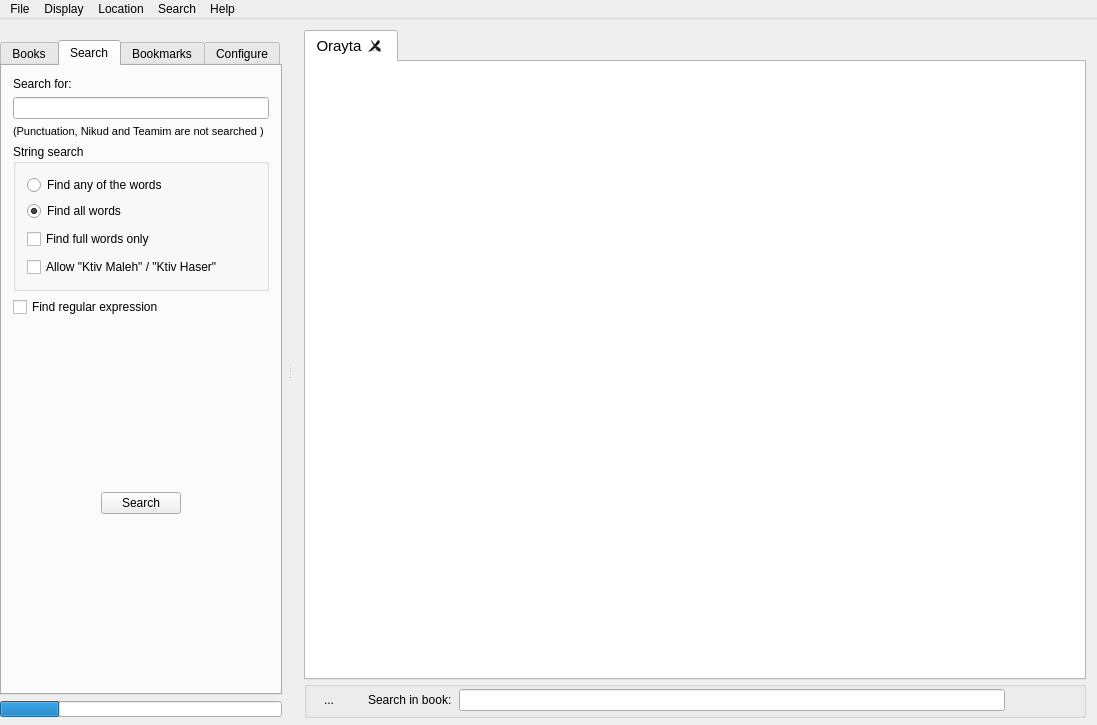
Before: the Qt Designer form mainwindow.ui in MosheWagner/Orayta-QT, drawn with Qt 5.
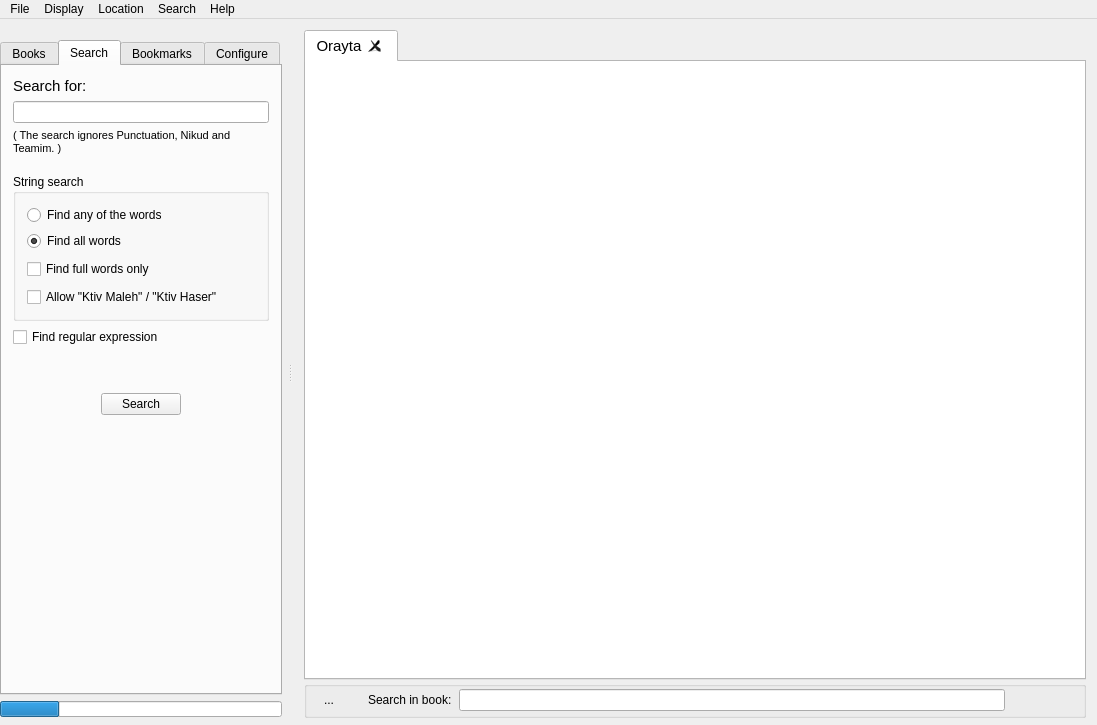
After: the same form once the commit is applied. The open tabs and pages were chosen to show the change. Icons and pictures are not drawn. Custom widgets are drawn as their Qt base class.

Commit message: Ktiv Maleh/Haser option added to search

What changed in the file:
```diff
--- a/mainwindow.ui
+++ b/mainwindow.ui
@@ -1124,6 +1124,11 @@
           <layout class="QVBoxLayout" name="verticalLayout_13">
            <item>
             <widget class="QLabel" name="label_10">
+             <property name="font">
+              <font>
+               <pointsize>11</pointsize>
+              </font>
+             </property>
              <property name="text">
               <string>Search for:</string>
              </property>
@@ -1140,7 +1145,8 @@
               </font>
              </property>
              <property name="text">
-              <string>(Punctuation, Nikud and Teamim are not searched )</string>
+              <string>( The search ignores Punctuation, Nikud and Teamim. )
+</string>
              </property>
              <property name="wordWrap">
               <bool>true</bool>
@@ -1149,6 +1155,11 @@
            </item>
            <item>
             <widget class="QGroupBox" name="groupBox">
+             <property name="font">
+              <font>
+               <pointsize>9</pointsize>
+              </font>
+             </property>
              <property name="title">
               <string>String search</string>
              </property>
@@ -1163,6 +1174,11 @@
                 </property>
                 <item>
                  <widget class="QRadioButton" name="radioButton">
+                  <property name="font">
+                   <font>
+                    <pointsize>9</pointsize>
+                   </font>
+                  </property>
                   <property name="text">
                    <string>Find any of the words</string>
                   </property>
@@ -1170,6 +1186,11 @@
                 </item>
                 <item>
                  <widget class="QRadioButton" name="radioButton_2">
+                  <property name="font">
+                   <font>
+                    <pointsize>9</pointsize>
+                   </font>
+                  </property>
                   <property name="text">
                    <string>Find all words</string>
                   </property>
@@ -1182,6 +1203,11 @@
               </item>
               <item>
                <widget class="QCheckBox" name="fullCheckBox">
+                <property name="font">
+                 <font>
+                  <pointsize>9</pointsize>
+                 </font>
+                </property>
                 <property name="text">
                  <string>Find full words only</string>
                 </property>
@@ -1189,6 +1215,11 @@
               </item>
               <item>
                <widget class="QCheckBox" name="fuzzyCheckBox">
+                <property name="font">
+                 <font>
+                  <pointsize>9</pointsize>
+                 </font>
+                </property>
                 <property name="text">
                  <string>Allow &quot;Ktiv Maleh&quot; / &quot;Ktiv Haser&quot;</string>
                 </property>
@@ -1199,6 +1230,11 @@
            </item>
            <item>
             <widget class="QCheckBox" name="regexpCheckBox">
+             <property name="font">
+              <font>
+               <pointsize>9</pointsize>
+              </font>
+             </property>
              <property name="text">
               <string>Find regular expression</string>
              </property>
@@ -1209,6 +1245,9 @@
              <property name="orientation">
               <enum>Qt::Vertical</enum>
              </property>
+             <property name="sizeType">
+              <enum>QSizePolicy::Maximum</enum>
+             </property>
              <property name="sizeHint" stdset="0">
               <size>
                <width>20</width>
```
Left out of the diff: 3 changed lines with no effect on the pictures. The commit also changes 3 other files.
